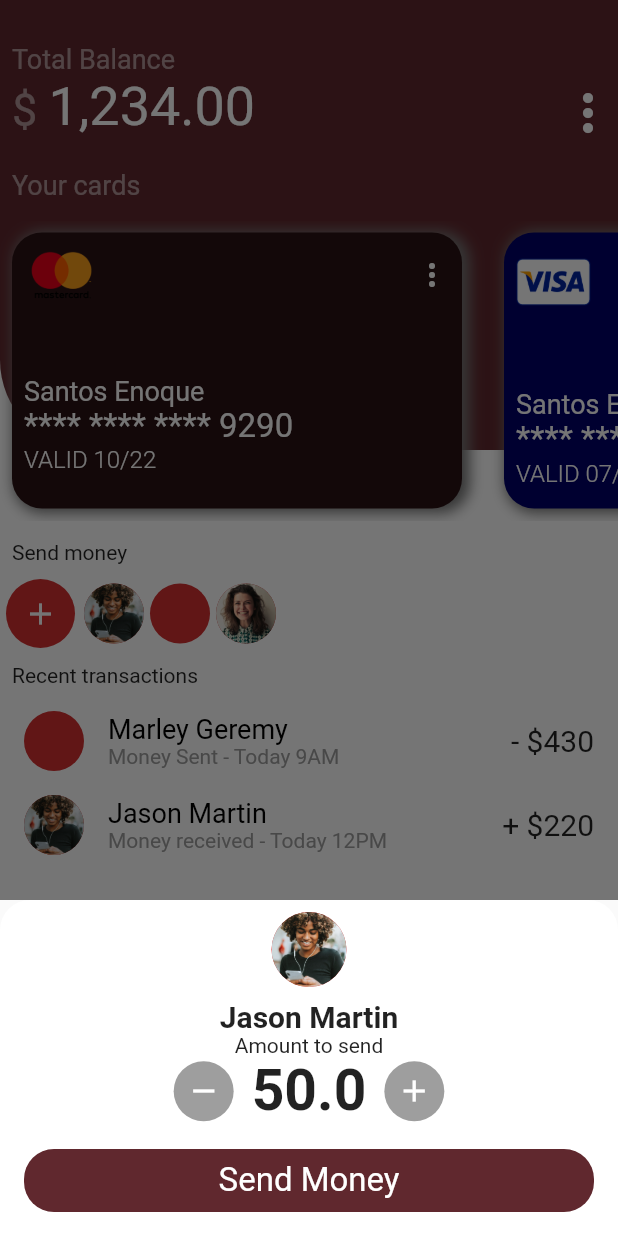
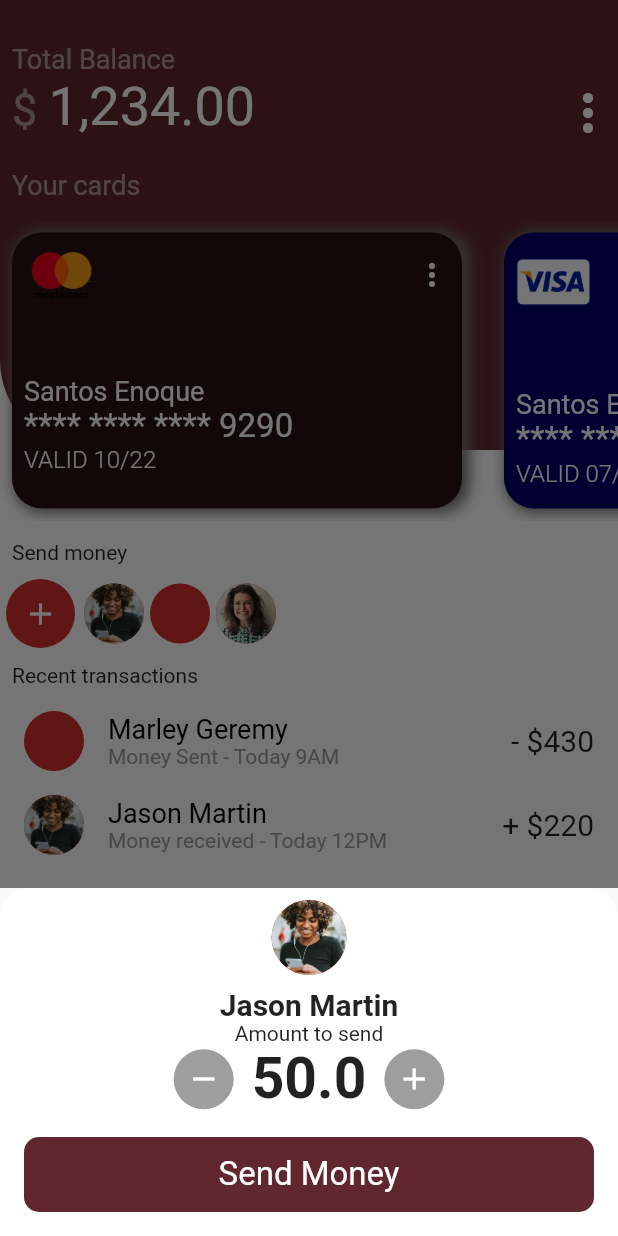
Before and after one commit to Santos-Enoque/money-transfer, a Flutter app: the screen it shows after launch, after a tap on an icon or button, on a phone screen of 412 x 824 dp. Run offline on Flutter 3.47's test engine with Material 2 defaults, Android fonts, the phone set to English and light mode, and no system bars.

Commit message:
second commit

```diff
--- a/lib/src/screen/home.dart
+++ b/lib/src/screen/home.dart
@@ -243,11 +243,11 @@ class _HomeState extends State<Home> {
                       alignment: Alignment.center,
                       decoration: BoxDecoration(
                           color: HexColor("60282e"),
-                          borderRadius: BorderRadius.circular(20)
+                          borderRadius: BorderRadius.circular(10)
                       ),
                       child: Center(
                         child: Padding(
-                          padding: const EdgeInsets.all(8.0),
+                          padding: const EdgeInsets.all(12),
                           child: Text("Send Money", style: TextStyle(fontSize: 22, color: Colors.white),),
                         ),
                       ),
```
